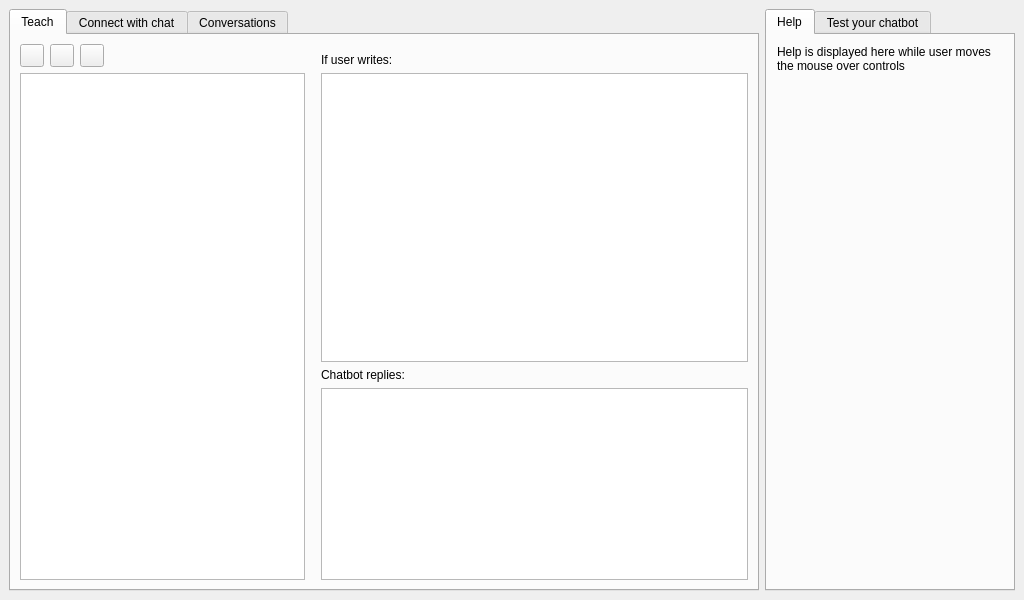
Qt form src/main-project/mainwindow.ui (lvklabs/chatbot) before a commit.
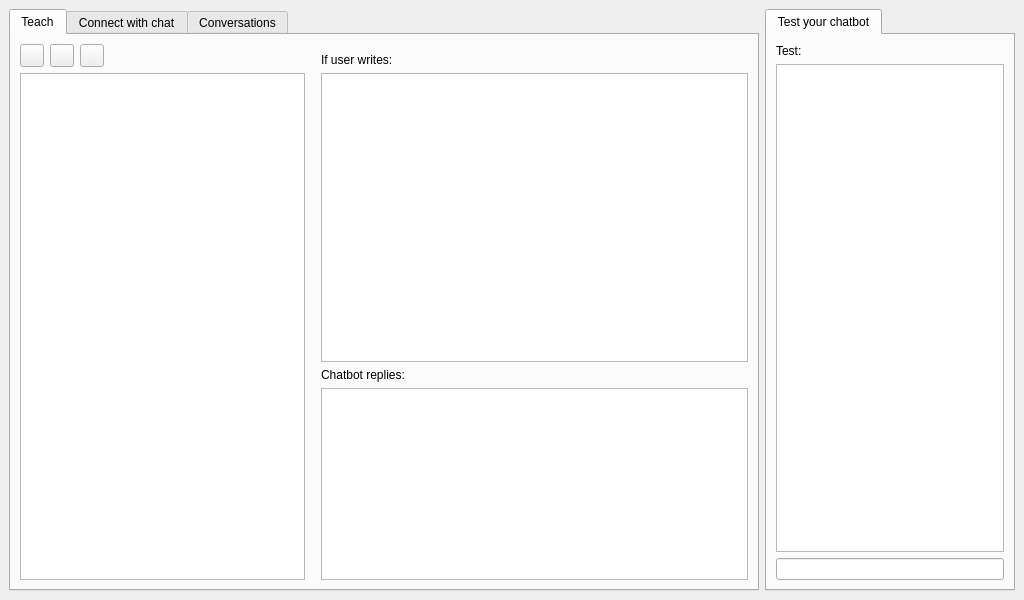
The same form after that commit. The open tabs and pages were chosen to show the change. Icons and pictures are not drawn.

Commit message: Removed help tab

```diff
--- a/src/main-project/mainwindow.ui
+++ b/src/main-project/mainwindow.ui
@@ -357,30 +357,6 @@
       <property name="currentIndex">
        <number>1</number>
       </property>
-      <widget class="QWidget" name="helpTab">
-       <attribute name="title">
-        <string>Help</string>
-       </attribute>
-       <widget class="QLabel" name="helpLabel">
-        <property name="geometry">
-         <rect>
-          <x>10</x>
-          <y>10</y>
-          <width>221</width>
-          <height>221</height>
-         </rect>
-        </property>
-        <property name="text">
-         <string>Help is displayed here while user moves the mouse over controls</string>
-        </property>
-        <property name="alignment">
-         <set>Qt::AlignLeading|Qt::AlignLeft|Qt::AlignTop</set>
-        </property>
-        <property name="wordWrap">
-         <bool>true</bool>
-        </property>
-       </widget>
-      </widget>
       <widget class="QWidget" name="testTab">
        <attribute name="title">
         <string>Test your chatbot</string>
```
Left out of the diff: 2 changed lines with no effect on the pictures. The commit also changes 1 other file.
